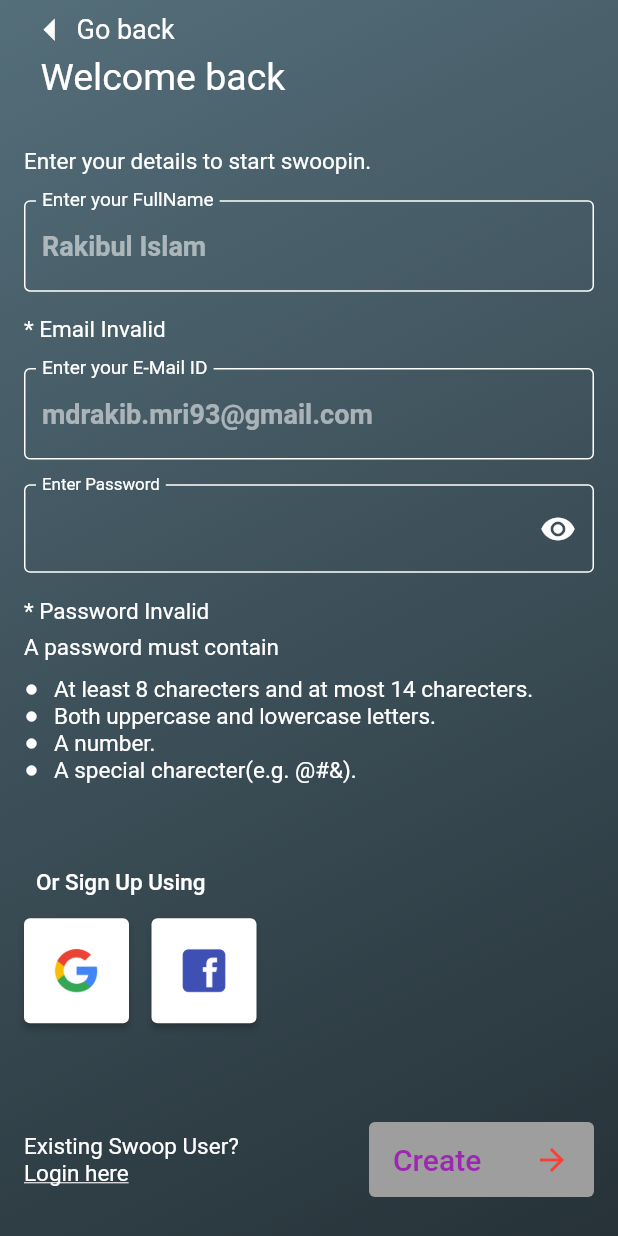
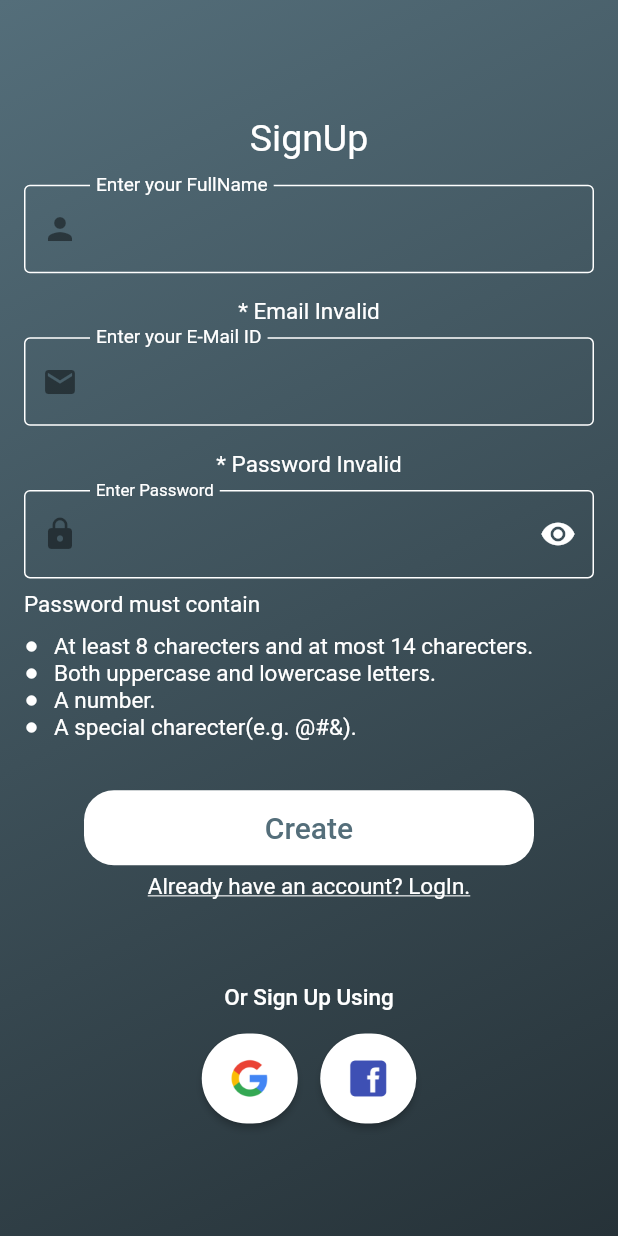
Before and after one commit to Rakibul25/firebase_auth_test, a Flutter app: the SignupScreen screen opened by its route, on a phone screen of 412 x 824 dp. Run offline on Flutter 3.47's test engine with Material 2 defaults, Android fonts, the phone set to English and light mode, and no system bars; our stand-ins replace cloud_firestore, firebase_auth, firebase_core, google_sign_in, share_plus; missing offline and left inert: flutter_facebook_auth; accounts and stored records are empty.

Commit message:
changing signup ui

```diff
--- a/lib/views/signupview.dart
+++ b/lib/views/signupview.dart
@@ -19,10 +19,10 @@ class SignupScreen extends StatelessWidget {
     //to adjust screen size when keyboard popup
     final bool isKeyboard = MediaQuery.of(context).viewInsets.bottom != 0;
     return Scaffold(
-      backgroundColor: Colors.blueGrey.shade900,
+      backgroundColor: Colors.blueGrey.shade800,
       body: Container(
         height: size.height,
-        decoration:  BoxDecoration(
+        decoration: BoxDecoration(
             gradient: LinearGradient(
           begin: Alignment.topLeft,
           end: Alignment.bottomRight,
@@ -35,44 +35,16 @@ class SignupScreen extends StatelessWidget {
           child: SingleChildScrollView(
             child: Padding(
               padding: const EdgeInsets.only(
-                  top: 2.0, left: 16.0, right: 16.0, bottom: 2),
+                  top: 20.0, left: 16.0, right: 16.0, bottom: 2),
               child: Column(
-                mainAxisAlignment: MainAxisAlignment.start,
-                crossAxisAlignment: CrossAxisAlignment.start,
+                mainAxisAlignment: MainAxisAlignment.center,
+                crossAxisAlignment: CrossAxisAlignment.center,
                 children: [
-                  Column(
-                    children: [
-                      Row(
-                        mainAxisAlignment: MainAxisAlignment.start,
-                        children: const [
-                          Icon(
-                            Icons.arrow_left_sharp,
-                            size: 35,
-                            color: Colors.white,
-                          ),
-                          Text('Go back',
-                              style:
-                                  TextStyle(fontSize: 18, color: Colors.white)),
-                        ],
-                      ),
-                      Row(
-                        mainAxisAlignment: MainAxisAlignment.start,
-                        children: const [
-                          Padding(
-                            padding: EdgeInsets.only(left: 11.0),
-                            child: Text('Welcome back',
-                                style: TextStyle(
-                                    fontSize: 25, color: Colors.white)),
-                          ),
-                        ],
-                      ),
-                    ],
-                  ),
                   SizedBox(
                       height:
-                          isKeyboard ? size.height * .008 : size.height * .04),
-                  const Text('Enter your details to start swoopin.',
-                      style: TextStyle(fontSize: 15, color: Colors.white)),
+                          isKeyboard ? size.height * .01 : size.height * .07),
+                  const Text('SignUp',
+                      style: TextStyle(fontSize: 25, color: Colors.white)),
                   SizedBox(
                       height:
                           isKeyboard ? size.height * .01 : size.height * .02),
@@ -82,15 +54,9 @@ class SignupScreen extends StatelessWidget {
                     keyboardType: TextInputType.name,
                     style: const TextStyle(color: Colors.white),
                     decoration: const InputDecoration(
+                      prefixIcon: Icon(Icons.person),
                       labelText: "Enter your FullName",
-                      //babel text
-                      hintText: "Rakibul Islam",
-                      //hint text
-                      hintStyle: TextStyle(
-                          fontSize: 18,
-                          fontWeight: FontWeight.bold,
-                          color: Colors.white54),
-                      //hint text style
+                      //label text
                       labelStyle: TextStyle(fontSize: 17, color: Colors.white),
                       //label style
                       enabledBorder: OutlineInputBorder(
@@ -117,22 +83,16 @@ class SignupScreen extends StatelessWidget {
                   ),
                   SizedBox(
                       height:
-                          isKeyboard ? size.height * .008 : size.height * .02),
+                          isKeyboard ? size.height * .008 : size.height * .01),
                   //email field
                   TextField(
                     controller: _emailController,
                     keyboardType: TextInputType.emailAddress,
                     style: const TextStyle(color: Colors.white),
                     decoration: const InputDecoration(
+                      prefixIcon: Icon(Icons.email),
                       labelText: "Enter your E-Mail ID",
-                      //babel text
-                      hintText: "mdrakib.mri93@gmail.com",
-                      //hint text
-                      hintStyle: TextStyle(
-                          fontSize: 18,
-                          fontWeight: FontWeight.bold,
-                          color: Colors.white54),
-                      //hint text style
+                      //label text
                       labelStyle: TextStyle(fontSize: 17, color: Colors.white),
                       //label style
                       enabledBorder: OutlineInputBorder(
@@ -150,12 +110,23 @@ class SignupScreen extends StatelessWidget {
                   SizedBox(
                       height:
                           isKeyboard ? size.height * .008 : size.height * .02),
+                  //to show password valid or not
+                  Text(
+                    context.watch<UserProvider>().isValidPass()
+                        ? 'Password Valid'
+                        : '* Password Invalid',
+                    style: const TextStyle(color: Colors.white, fontSize: 15),
+                  ),
+                  SizedBox(
+                      height:
+                          isKeyboard ? size.height * .008 : size.height * .01),
                   //password
                   TextField(
                     controller: _passwordController,
                     obscureText: Provider.of<UserProvider>(context).isObscure,
                     style: const TextStyle(color: Colors.white),
                     decoration: InputDecoration(
+                      prefixIcon: Icon(Icons.lock),
                       labelText: 'Enter Password',
                       labelStyle:
                           const TextStyle(fontSize: 15, color: Colors.white),
@@ -184,25 +155,19 @@ class SignupScreen extends StatelessWidget {
                   ),
                   SizedBox(
                       height:
-                          isKeyboard ? size.height * .008 : size.height * .02),
-                  //to show password valid or not
-                  Text(
-                    context.watch<UserProvider>().isValidPass()
-                        ? 'Password Valid'
-                        : '* Password Invalid',
-                    style: const TextStyle(color: Colors.white, fontSize: 15),
-                  ),
-                  SizedBox(
-                      height:
-                          isKeyboard ? size.height * .002 : size.height * .008),
-                  Container(
+                          isKeyboard ? size.height * .01 : size.height * .01),
+                  Visibility(
+                    visible:
+                        context.watch<UserProvider>().isValidPass() == false,
+                    child: Container(
                         height: 100,
                         child: Column(
                           crossAxisAlignment: CrossAxisAlignment.start,
                           children: [
                             const Text(
-                            "A password must contain",
-                            style: TextStyle(fontSize: 15, color: Colors.white),
+                              "Password must contain",
+                              style:
+                                  TextStyle(fontSize: 15, color: Colors.white),
                             ),
                             const SizedBox(
                               height: 10,
@@ -277,11 +242,114 @@ class SignupScreen extends StatelessWidget {
                             ),
                           ],
                         )),
+                  ),
+                  SizedBox(
+                      height:
+                          isKeyboard ? size.height * .01 : size.height * .04),
+                  Column(
+                    mainAxisAlignment: MainAxisAlignment.spaceBetween,
+                    children: [
+                      Column(
+                        crossAxisAlignment: CrossAxisAlignment.center,
+                        children: [
+                          //manual signup action
+                          ElevatedButton(
+                            style: ButtonStyle(
+                              backgroundColor:
+                                  context.read<UserProvider>().isValidPass()
+                                      ? MaterialStateProperty.all<Color>(
+                                          Colors.white)
+                                      : MaterialStateProperty.all<Color>(
+                                          Colors.white),
+                              fixedSize: MaterialStateProperty.all<Size>(
+                                const Size(300, 50),
+                              ),
+                              shape: MaterialStateProperty.all<
+                                  RoundedRectangleBorder>(
+                                RoundedRectangleBorder(
+                                  borderRadius: BorderRadius.circular(20.0),
+                                ),
+                              ),
+                            ),
+                            onPressed: context
+                                        .read<UserProvider>()
+                                        .isValidPass() &&
+                                    context.read<UserProvider>().isValidMail()
+                                ? () {
+                                    context.read<UserProvider>().isLoading
+                                        ? null
+                                        : showDialog(
+                                            context: context,
+                                            builder: (c) {
+                                              return loadingDialog(
+                                                  message: "Loading");
+                                            });
+                                    Future.delayed(const Duration(seconds: 2))
+                                        .then((value) {
+                                      Navigator.pop(
+                                          context); // Dismiss the dialog
+                                    });
+                                    context.read<UserProvider>().signUp();
+                                    UserModel usermodel = UserModel(
+                                        name: _nameController.text,
+                                        email: _emailController.text,
+                                        password: "pass");
+                                    Future.delayed(const Duration(seconds: 3))
+                                        .then((value) {
+                                      Navigator.push(
+                                        context,
+                                        MaterialPageRoute(
+                                            builder: (context) => HomePage(
+                                                userdata: context
+                                                    .read<UserProvider>()
+                                                    .usermodel
+                                                    .name
+                                                    .toString())),
+                                      );
+                                    });
+
+                                    // Handle form submission
+                                  }
+                                : null,
+                            child: Row(
+                              mainAxisAlignment: MainAxisAlignment.center,
+                              children: [
+                                Text(
+                                  "Create",
+                                  style: TextStyle(
+                                      color: Colors.blueGrey.shade600,
+                                      fontSize: 20),
+                                ),
+                              ],
+                            ),
+                          ),
+                          SizedBox(
+                            height: 5,
+                          ),
+                          GestureDetector(
+                              onTap: () {
+                                Navigator.push(
+                                  context,
+                                  MaterialPageRoute(
+                                      builder: (context) => LoginView()),
+                                );
+                              },
+                              child: const Text(
+                                'Already have an account? LogIn.',
+                                style: TextStyle(
+                                    fontSize: 15,
+                                    color: Colors.white,
+                                    decoration: TextDecoration.underline),
+                              )),
+                        ],
+                      ),
+                    ],
+                  ),
                   SizedBox(
                       height:
                           isKeyboard ? size.height * .001 : size.height * .05),
                   Row(
-                    mainAxisAlignment: MainAxisAlignment.start,
+                    mainAxisAlignment: MainAxisAlignment.center,
                     children: [
                       TextButton(
                         onPressed: () {},
@@ -293,6 +361,7 @@ class SignupScreen extends StatelessWidget {
                     ],
                   ),
                   Row(
+                    mainAxisAlignment: MainAxisAlignment.center,
                     children: [
                       //google sign up
                       ElevatedButton(
@@ -300,7 +369,13 @@ class SignupScreen extends StatelessWidget {
                           backgroundColor:
                               MaterialStateProperty.all<Color>(Colors.white),
                           fixedSize: MaterialStateProperty.all<Size>(
-                            const Size(70, 70),
+                            const Size(60, 60),
+                          ),
+                          shape:
+                              MaterialStateProperty.all<RoundedRectangleBorder>(
+                            RoundedRectangleBorder(
+                              borderRadius: BorderRadius.circular(40.0),
+                            ),
                           ),
                         ),
                         onPressed: () {
@@ -333,11 +408,17 @@ class SignupScreen extends StatelessWidget {
                           backgroundColor:
                               MaterialStateProperty.all<Color>(Colors.white),
                           fixedSize: MaterialStateProperty.all<Size>(
-                            const Size(70, 70),
+                            const Size(60, 60),
+                          ),
+                          shape:
+                              MaterialStateProperty.all<RoundedRectangleBorder>(
+                            RoundedRectangleBorder(
+                              borderRadius: BorderRadius.circular(40.0),
+                            ),
                           ),
                         ),
                         onPressed: () async {
-                          try{
+                          try {
                             await context
                                 .read<UserProvider>()
                                 .signInWithFacebook()
@@ -351,9 +432,8 @@ class SignupScreen extends StatelessWidget {
                                                     .toString(),
                                               )),
                                     ));
-                          }on FirebaseAuthException catch (e){
-                            ScaffoldMessenger.of(context)
-                                .showSnackBar(SnackBar(
+                          } on FirebaseAuthException catch (e) {
+                            ScaffoldMessenger.of(context).showSnackBar(SnackBar(
                               content: Text('Login failed: ${e.message}'),
                               duration: const Duration(seconds: 5),
                             ));
@@ -363,102 +443,6 @@ class SignupScreen extends StatelessWidget {
                           "assets/fb.png",
                           height: 60,
                           width: 60,
-                        ),
-                      ),
-                    ],
-                  ),
-                  SizedBox(
-                      height:
-                          isKeyboard ? size.height * .001 : size.height * .08),
-                  Row(
-                    mainAxisAlignment: MainAxisAlignment.spaceBetween,
-                    children: [
-                      Column(
-                        crossAxisAlignment: CrossAxisAlignment.start,
-                        children: [
-                          const Text(
-                            'Existing Swoop User?',
-                            style: TextStyle(fontSize: 15, color: Colors.white),
-                          ),
-                          GestureDetector(
-                              onTap: () {
-                                Navigator.push(
-                                  context,
-                                  MaterialPageRoute(
-                                      builder: (context) => LoginView()),
-                                );
-                              },
-                              child: const Text(
-                                'Login here',
-                                style: TextStyle(
-                                    fontSize: 15,
-                                    color: Colors.white,
-                                    decoration: TextDecoration.underline),
-                              )),
-                        ],
-                      ),
-                      //manual signup action
-                      ElevatedButton(
-                        style: ButtonStyle(
-                          backgroundColor: context
-                                  .read<UserProvider>()
-                                  .isValidPass()
-                              ? MaterialStateProperty.all<Color>(Colors.white)
-                              : MaterialStateProperty.all<Color>(Colors.grey),
-                          fixedSize: MaterialStateProperty.all<Size>(
-                            const Size(150, 50),
-                          ),
-                        ),
-                        onPressed: context.read<UserProvider>().isValidPass() &&
-                                context.read<UserProvider>().isValidMail()
-                            ? () {
-                                context.read<UserProvider>().isLoading
-                                    ? null
-                                    : showDialog(
-                                        context: context,
-                                        builder: (c) {
-                                          return loadingDialog(
-                                              message: "Loading");
-                                        });
-                                Future.delayed(const Duration(seconds: 2))
-                                    .then((value) {
-                                  Navigator.pop(context); // Dismiss the dialog
-                                });
-                                context.read<UserProvider>().signUp();
-                                UserModel usermodel = UserModel(
-                                    name: _nameController.text,
-                                    email: _emailController.text,
-                                    password: "pass");
-                                Future.delayed(const Duration(seconds: 3))
-                                    .then((value) {
-                                  Navigator.push(
-                                    context,
-                                    MaterialPageRoute(
-                                        builder: (context) => HomePage(
-                                            userdata: context
-                                                .read<UserProvider>()
-                                                .usermodel
-                                                .name
-                                                .toString())),
-                                  );
-                                });
-
-                                // Handle form submission
-                              }
-                            : null,
-                        child: Row(
-                          mainAxisAlignment: MainAxisAlignment.spaceBetween,
-                          children: const [
-                            Text(
-                              "Create",
-                              style:
-                                  TextStyle(color: Colors.purple, fontSize: 20),
-                            ),
-                            Icon(
-                              Icons.arrow_forward,
-                              color: Colors.red,
-                            )
-                          ],
                         ),
                       ),
                     ],
```
Lines whose indentation alone changed are shown as unchanged.
